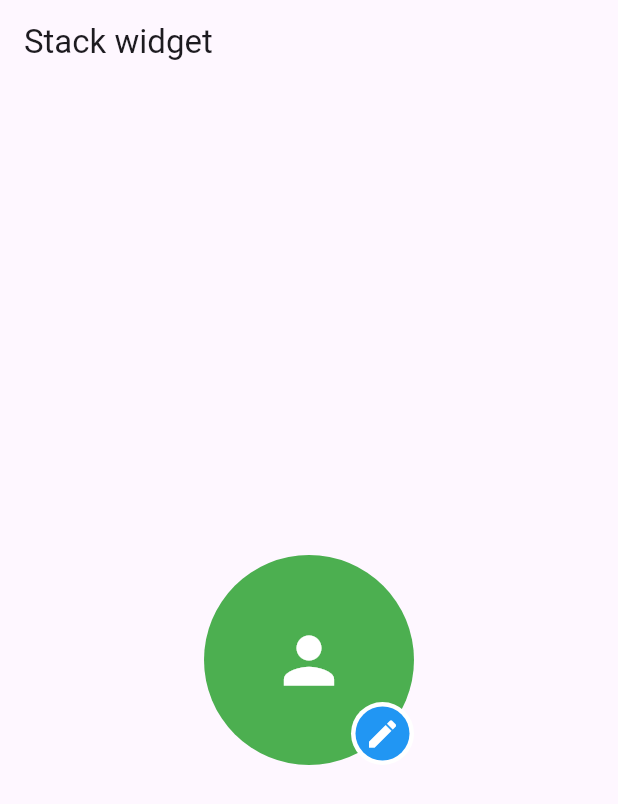
After one commit to philipo778/Mobile_development-_Journey, a Flutter app: the screen it shows after launch, on a phone screen of 412 x 824 dp. The commit adds this screen. Shown: the top 804 px of the screen. Run offline on Flutter 3.47's test engine with Material 3 defaults, Android fonts, the phone set to English and light mode, and no system bars.

Commit message:
i have leanerd oh how to use stack where it doeas an overay of one widgets to one another

```diff
--- a/lib/main.dart
+++ b/lib/main.dart
@@ -1,6 +1,7 @@
 import 'package:flutter/material.dart';
 import 'package:widgets/screens/profile.dart';
 import 'package:widgets/widgets/dashboard.dart';
+import 'package:widgets/widgets/stack.dart';
 import 'package:widgets/widgets/task.dart';
 import  'screens/profile_screen.dart';
 
@@ -14,7 +15,7 @@ class MyApp extends StatelessWidget {
   Widget build(BuildContext context) {
     return MaterialApp(
       debugShowCheckedModeBanner: false,
-      home: Dashboard(),
+      home: StackWidget(),
 
 
 
--- /dev/null
+++ b/lib/widgets/stack.dart
@@ -0,0 +1,51 @@
+import 'package:flutter/material.dart';
+
+class StackWidget extends StatelessWidget {
+  const StackWidget({super.key});
+
+  @override
+  Widget build(BuildContext context) {
+    return Scaffold(
+      appBar: AppBar(
+        title: Text("Stack widget"),
+      ),
+      body: Center(
+      child: Padding(
+          padding: EdgeInsets.all(16),
+        child: Stack(
+          children: [
+            const CircleAvatar(
+              radius: 70,
+                backgroundColor: Colors.green,
+              child: Icon(
+                Icons.person,
+                color: Colors.white,
+                size: 50,
+              ),
+            ),
+            Positioned(
+              right: 0,
+                bottom: 0,
+                child: Container(
+                  padding: EdgeInsets.all(3),
+                  decoration: const BoxDecoration(
+                    color: Colors.white,
+                    shape: BoxShape.circle
+                  ),
+                child: CircleAvatar(
+              backgroundColor: Colors.blue,
+                  radius: 18,
+                  child: Icon(
+                    Icons.edit,
+                    color: Colors.white,
+                  ),
+            )
+                )
+                )
+          ],
+        )
+    )
+      )
+    );
+  }
+}
```
